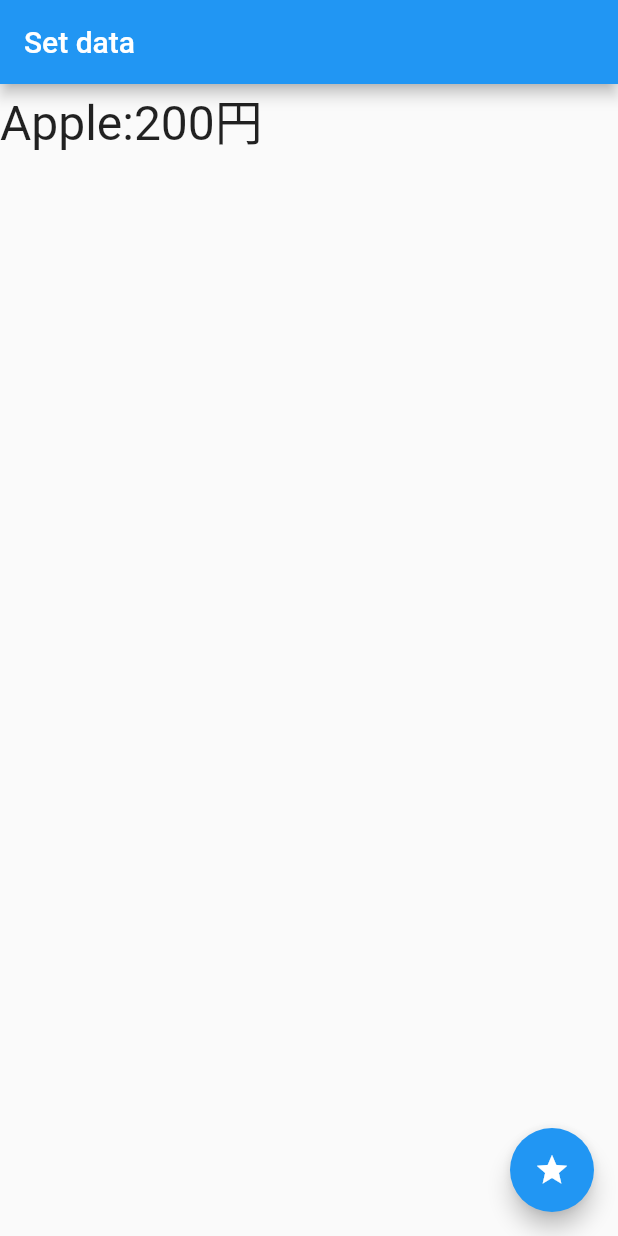
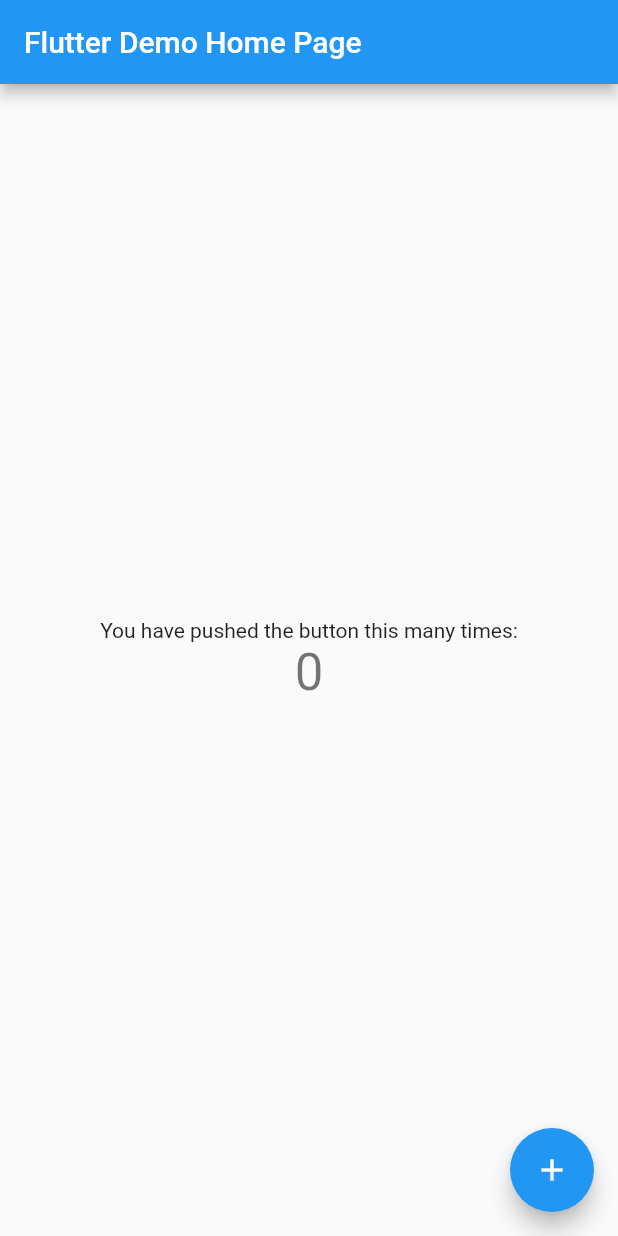
Before and after one commit to yamakooo19/flutter_application_1, a Flutter app: the screen it shows after launch, on a phone screen of 412 x 824 dp. Run offline on Flutter 3.47's test engine with Material 2 defaults, Android fonts, the phone set to English and light mode, and no system bars.

Commit message:
デフォルトのmain.dartについての解説（ボタンカウンター)

```diff
--- a/lib/main.dart
+++ b/lib/main.dart
@@ -6,59 +6,39 @@ void main() {
 
 class MyApp extends StatelessWidget {
   const MyApp({Key? key}) : super(key: key);
-  final title = 'Flutterサンプル';
 
   @override
   Widget build(BuildContext context) {
     return MaterialApp(
       title: 'Flutter Demo',
-      home: MyHomePage(title: this.title),
+      //テーマを指定するためのもの
+      theme: ThemeData(
+        primarySwatch: Colors.blue,
+      ),
+      home: const MyHomePage(title: 'Flutter Demo Home Page'),
     );
   }
 }
 
 class MyHomePage extends StatefulWidget {
-  const MyHomePage({title = 'Flutter Demo'}) : super();
+  //Keyはウィジェットを識別するためのIDのようなもの
+  //上記のMyAppクラスのMyHomePageインスタンスを作成している部分を見るとわかるが、Keyは用意されなくとも自動的に割り当てられる
+  //ただ、実際にはこのKeyは特に使われておらず、必要ないことも多いので省略可。
+  const MyHomePage({Key? key, required this.title}) : super(key: key);
+  final String title;
 
   @override
-  _MyHomePageState createState() => _MyHomePageState();
-}
-
-//ここでは、複数の値で構成されたデータを扱うクラスとしてDataというクラスを定義する。
-//複雑な値を扱う場合、必要な情報をまとめたクラスとして定義し利用するのが一般的
-class Data {
-  //プロパティの用意
-  int _price;
-  String _name;
-  //引数で受け取った値をプロパティに設置するコンストラクタ
-  Data(this._name, this._price) : super();
-
-  //内容をテキストにまとめて出力するようにしている。
-  @override
-  String toString() {
-    // TODO: implement toString
-    return _name + ':' + _price.toString() + '円';
-  }
+  State<MyHomePage> createState() => _MyHomePageState();
 }
 
 class _MyHomePageState extends State<MyHomePage> {
-  //Dataインスタンスをまとめたリストを用意
-  //後でリストを改変することがないため、static finalに設定。
-  static final _data = [
-    Data('Apple', 200),
-    Data('Orange', 150),
-    Data('Peach', 300)
-  ];
-  //リストの中から選んだDataを保管するプロパティの用意。
-  //これで起動時に最初のDataが表示されるようになる。
-  Data _item = _data[0];
+  //_counterフィールドの用意
+  int _counter = 0;
 
-  //shuffleはリストの項目をランダムに入れ替えるメソッド。
-  //firstは最初の項目のプロパティ
-  //これによりランダムに1つ取り出せる。
-  void _setData() {
+  //_counterフィールドを1つずつ足すメソッドの用意
+  void _incrementCounter() {
     setState(() {
-      _item = (_data..shuffle()).first;
+      _counter++;
     });
   }
 
@@ -66,16 +46,26 @@ class _MyHomePageState extends State<MyHomePage> {
   Widget build(BuildContext context) {
     return Scaffold(
       appBar: AppBar(
-        title: Text('Set data'),
+        title: Text(widget.title),
       ),
-      body: Text(
-        _item.toString(),
-        style: TextStyle(fontSize: 32.0),
+      body: Center(
+        child: Column(
+          mainAxisAlignment: MainAxisAlignment.center,
+          children: <Widget>[
+            const Text('You have pushed the button this many times:'),
+            Text(
+              //この$_counterという値は、変数_counterをテキストリテラル内に埋め込んでいる
+              //Dartでは、このように「$変数」という形で変数をリテラル内に埋め込むことができる。
+              '$_counter',
+              style: Theme.of(context).textTheme.headline4,
+            ),
+          ],
+        ),
       ),
       floatingActionButton: FloatingActionButton(
-        onPressed: _setData,
-        tooltip: 'set message.',
-        child: Icon(Icons.star),
+        onPressed: _incrementCounter,
+        tooltip: 'Increment',
+        child: const Icon(Icons.add),
       ),
     );
   }
```
